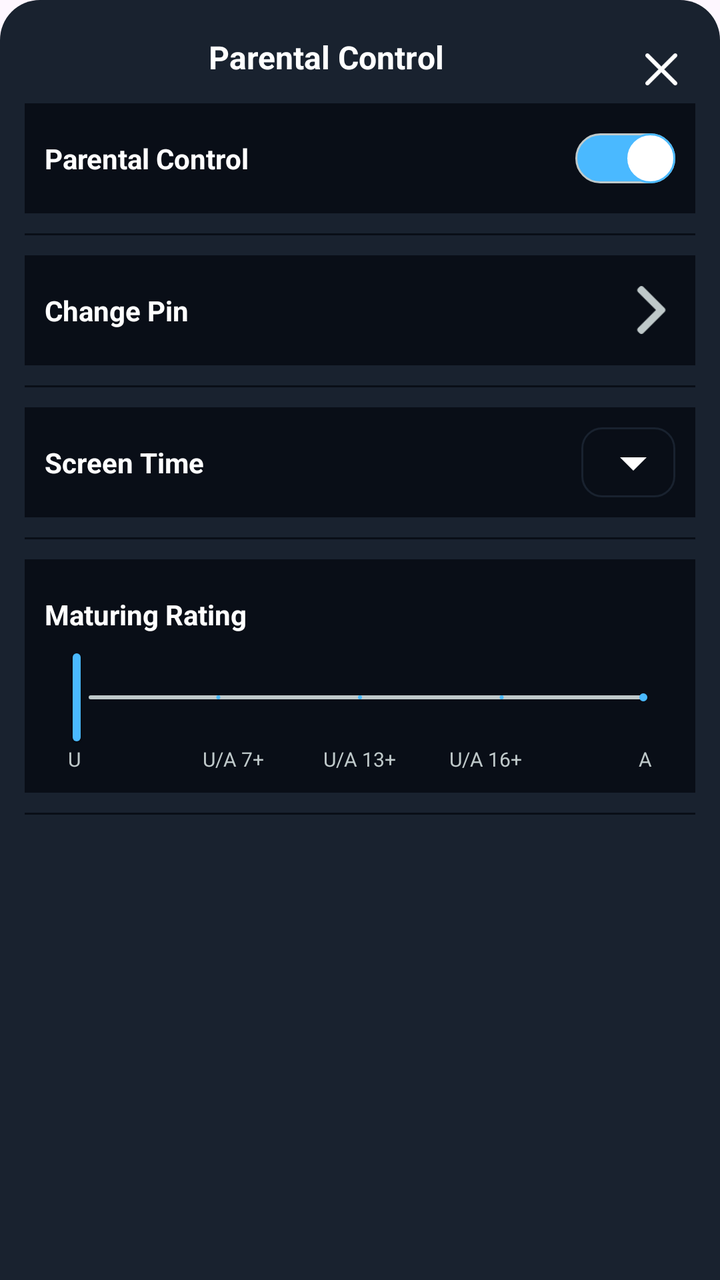
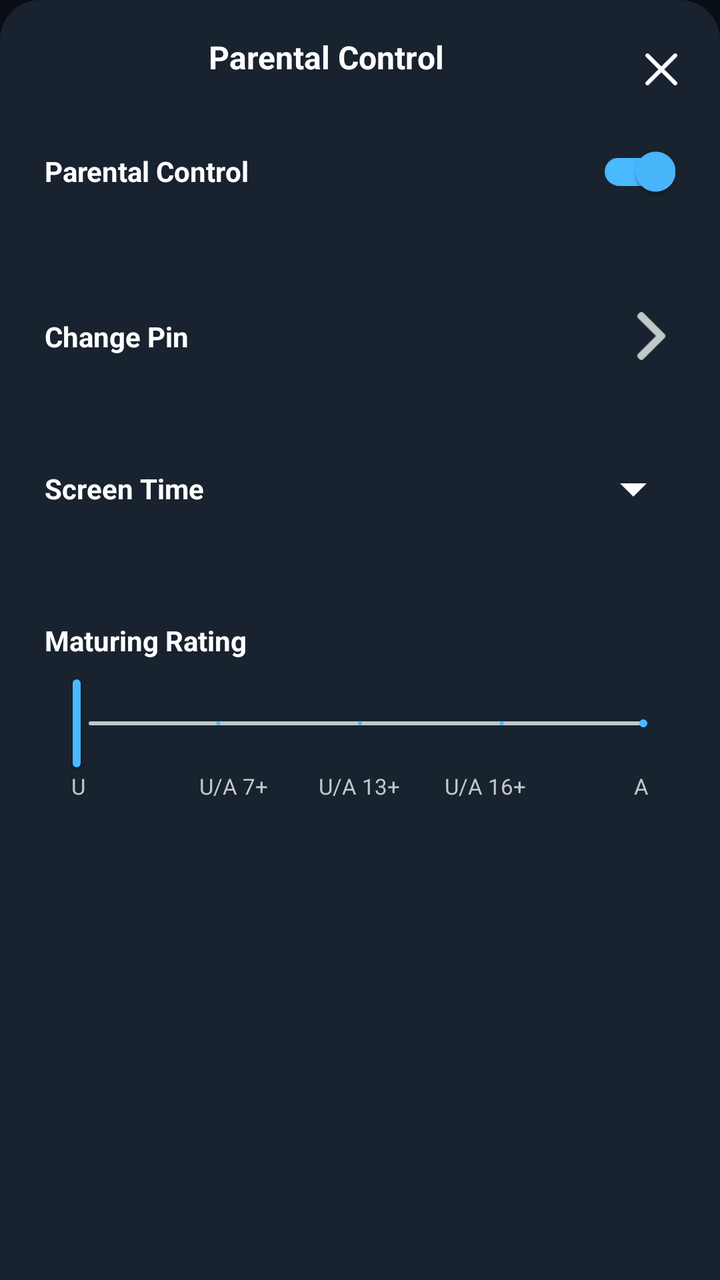

Two renders of the same Android screen: before a commit and after it. Below are the layout's source before the change and the commit's diff.
<!-- AndroidManifest.xml: application theme Theme.StreamingApp -->
<!-- res/layout/fragment_parental_control.xml -->
<?xml version="1.0" encoding="utf-8"?>
<androidx.constraintlayout.widget.ConstraintLayout xmlns:android="http://schemas.android.com/apk/res/android"
    xmlns:app="http://schemas.android.com/apk/res-auto"
    xmlns:tools="http://schemas.android.com/tools"
    android:layout_width="match_parent"
    android:layout_height="wrap_content"
    android:background="@drawable/lgblack_top_curve_bg"
    tools:context=".presentation.view.ParentalControlFragment">

    <androidx.constraintlayout.widget.Guideline
        android:id="@+id/mainglTop"
        android:layout_width="wrap_content"
        android:layout_height="wrap_content"
        android:orientation="horizontal"
        app:layout_constraintGuide_percent="0.02" />

    <androidx.constraintlayout.widget.Guideline
        android:id="@+id/mainglBottom"
        android:layout_width="wrap_content"
        android:layout_height="wrap_content"
        android:orientation="horizontal"
        app:layout_constraintGuide_percent="0.98" />

    <androidx.constraintlayout.widget.Guideline
        android:id="@+id/mainglLeft"
        android:layout_width="wrap_content"
        android:layout_height="wrap_content"
        android:orientation="vertical"
        app:layout_constraintGuide_percent="0.02" />

    <androidx.constraintlayout.widget.Guideline
        android:id="@+id/mainglRight"
        android:layout_width="wrap_content"
        android:layout_height="wrap_content"
        android:orientation="vertical"
        app:layout_constraintGuide_percent="0.98" />




    <TextView
        android:layout_width="0dp"
        android:layout_height="wrap_content"
        android:layout_margin="5dp"
        android:elevation="4dp"
        android:text="Parental Control"
        android:textColor="@color/white"
        android:textAlignment="center"
        android:textSize="16sp"
        android:textStyle="bold"
        app:layout_constraintTop_toBottomOf="@+id/mainglTop"
        app:layout_constraintStart_toEndOf="@+id/mainglLeft"
        app:layout_constraintEnd_toStartOf="@+id/backIv"/>

    <ImageView
        android:id="@+id/backIv"
        android:layout_width="24dp"
        android:layout_height="24dp"
        android:layout_margin="10dp"
        android:padding="4dp"
        android:src="@drawable/closeblack64px"
        android:tint="@color/white"
        app:layout_constraintTop_toBottomOf="@+id/mainglTop"
        app:layout_constraintEnd_toEndOf="@+id/mainglRight"
        tools:ignore="UseAppTint" />



    <ScrollView
        android:layout_width="0dp"
        android:layout_height="wrap_content"
        android:fillViewport="true"
        app:layout_constraintEnd_toEndOf="@id/mainglRight"
        app:layout_constraintStart_toStartOf="@id/mainglLeft"
        app:layout_constraintTop_toBottomOf="@+id/backIv"
        >

        <LinearLayout
            android:layout_width="match_parent"
            android:layout_height="wrap_content"
            android:orientation="vertical">

            
            <RelativeLayout
                android:layout_width="match_parent"
                android:layout_height="wrap_content"
                android:padding="10dp"
                android:layout_margin="5dp"
                android:background="@color/blmain"
                >

                <TextView
                    android:id="@+id/parentalControlTv"
                    android:layout_width="wrap_content"
                    android:layout_height="35dp"
                    android:gravity="start|center"
                    android:text="Parental Control"
                    android:textStyle="bold"
                    android:textSize="14sp"
                    android:textColor="@color/white"
                    android:layout_alignParentStart="true"
                    android:layout_centerVertical="true"/>

                <Switch
                    android:id="@+id/parentalControlSwitch"
                    android:layout_width="wrap_content"
                    android:layout_height="wrap_content"
                    android:layout_alignParentEnd="true"
                    android:layout_centerVertical="true"
                    android:track="@drawable/track"
                    android:thumb="@drawable/thumb"
                    android:checked="true"
                    />
            </RelativeLayout>

            <ProgressBar
                android:layout_width="match_parent"
                android:layout_height="1dp"
                android:layout_margin="5dp"
                android:background="@color/blmain"/>

            
            <RelativeLayout
                android:id="@+id/rlChangePin"
                android:layout_width="match_parent"
                android:layout_height="wrap_content"
                android:padding="10dp"
                android:layout_margin="5dp"
                android:background="@color/blmain"
                >

                <TextView
                    android:id="@+id/textPin"
                    android:layout_width="wrap_content"
                    android:layout_height="35dp"
                    android:gravity="start|center"
                    android:text="Change Pin"
                    android:textStyle="bold"
                    android:textSize="14sp"
                    android:textColor="@color/white"
                    android:layout_alignParentStart="true"
                    android:layout_centerVertical="true"/>

                <ImageView
                    android:layout_width="24dp"
                    android:layout_height="24dp"
                    android:layout_alignParentEnd="true"
                    android:layout_centerVertical="true"
                    android:rotation="180"
                    android:src="@drawable/backgrey64px"
                    />
            </RelativeLayout>

            <ProgressBar
                android:layout_width="match_parent"
                android:layout_height="1dp"
                android:layout_margin="5dp"
                android:background="@color/blmain"/>


            
            <RelativeLayout
                android:layout_width="match_parent"
                android:layout_height="wrap_content"
                android:padding="10dp"
                android:layout_margin="5dp"
                android:background="@color/blmain"
                >

                <TextView
                    android:layout_width="wrap_content"
                    android:layout_height="wrap_content"
                    android:gravity="start|center"
                    android:text="Screen Time"
                    android:textStyle="bold"
                    android:textSize="14sp"
                    android:textColor="@color/white"
                    android:layout_alignParentStart="true"
                    android:layout_centerVertical="true"/>

                <androidx.appcompat.widget.AppCompatSpinner
                    android:id="@+id/screenTimeSpinner"
                    android:layout_width="wrap_content"
                    android:layout_height="35dp"
                    android:layout_alignParentEnd="true"
                    android:layout_centerVertical="true"
                    android:background="@drawable/spinnerstroke_bg"
                    />
            </RelativeLayout>

            <ProgressBar
                android:layout_width="match_parent"
                android:layout_height="1dp"
                android:layout_margin="5dp"
                android:background="@color/blmain"/>

            
            <LinearLayout
                android:layout_width="match_parent"
                android:layout_height="wrap_content"
                android:orientation="vertical"
                android:padding="10dp"
                android:layout_margin="5dp"
                android:background="@color/blmain"
                >

                <TextView
                    android:layout_width="wrap_content"
                    android:layout_height="35dp"
                    android:gravity="start|center"
                    android:text="Maturing Rating"
                    android:textStyle="bold"
                    android:textSize="14sp"
                    android:textColor="@color/white"
                    android:layout_alignParentStart="true"
                    android:layout_centerVertical="true"/>



                    
                    <com.google.android.material.slider.Slider
                        android:id="@+id/maturitySlider"
                        android:layout_width="match_parent"
                        android:layout_height="wrap_content"
                        android:valueFrom="0"
                        android:valueTo="4"
                        android:stepSize="1"
                        app:tickVisible="true"
                        app:tickColor="@color/bluemain"
                        style="@style/CustomMaturitySlider" />

                    
                <LinearLayout
                    android:layout_width="match_parent"
                    android:layout_height="wrap_content"
                    android:orientation="horizontal">

                    <TextView
                        android:layout_width="0dp"
                        android:layout_height="wrap_content"
                        android:layout_weight="1"
                        android:gravity="start"
                        android:text="     U"
                        android:textSize="10sp"
                        android:textColor="@color/iconColor" />

                    <TextView
                        android:layout_width="0dp"
                        android:layout_height="wrap_content"
                        android:layout_weight="1"
                        android:gravity="center"
                        android:text="U/A 7+"
                        android:textSize="10sp"
                        android:textColor="@color/iconColor" />

                    <TextView
                        android:layout_width="0dp"
                        android:layout_height="wrap_content"
                        android:layout_weight="1"
                        android:gravity="center"
                        android:text="U/A 13+"
                        android:textSize="10sp"
                        android:textColor="@color/iconColor" />

                    <TextView
                        android:layout_width="0dp"
                        android:layout_height="wrap_content"
                        android:layout_weight="1"
                        android:gravity="center"
                        android:text="U/A 16+"
                        android:textSize="10sp"
                        android:textColor="@color/iconColor" />

                    <TextView
                        android:layout_width="0dp"
                        android:layout_height="wrap_content"
                        android:layout_weight="1"
                        android:gravity="end"
                        android:text="A     "
                        android:textSize="10sp"
                        android:textColor="@color/iconColor" />
                </LinearLayout>






            </LinearLayout>

            <ProgressBar
                android:layout_width="match_parent"
                android:layout_height="1dp"
                android:layout_margin="5dp"
                android:background="@color/blmain"/>





        </LinearLayout>

    </ScrollView>


</androidx.constraintlayout.widget.ConstraintLayout>
<!-- resources referenced by this layout -->
<resources>
  <color name="blmain">#090E17</color>
  <color name="bluemain">#4AB9FF</color>
  <color name="iconColor">#BFC9CA</color>
  <color name="white">#FFFFFFFF</color>
  <!-- drawable lgblack_top_curve_bg (drawable) -->
  <?xml version="1.0" encoding="utf-8"?>
  <layer-list xmlns:android="http://schemas.android.com/apk/res/android">
      
      <item>
          <shape android:shape="rectangle">
              <solid android:color="@color/lgblackmain" />
              <corners
                  android:topLeftRadius="20dp"
                  android:topRightRadius="20dp" /> 
          </shape>
      </item>
  
  </layer-list>
  <!-- drawable thumb (drawable) -->
  <?xml version="1.0" encoding="utf-8"?>
  <selector xmlns:android="http://schemas.android.com/apk/res/android">
      <item android:state_checked="true">
          <shape android:shape="oval">
              <solid android:color="@color/white"/>
              <stroke android:width="1dp" android:color="@color/bluemain"/>
              <size android:width="25dp" android:height="25dp"/>
          </shape>
      </item>
  
      <item android:state_checked="false">
          <shape android:shape="oval">
              <solid android:color="@color/white"/>
              <stroke android:width="1dp" android:color="@color/iconColor"/>
              <size android:width="25dp" android:height="25dp"/>
          </shape>
      </item>
  
  </selector>
  <!-- drawable track (drawable) -->
  <?xml version="1.0" encoding="utf-8"?>
  <selector xmlns:android="http://schemas.android.com/apk/res/android">
      <item android:state_checked="true">
          <shape android:shape="rectangle">
              <solid android:color="@color/bluemain"/>
              <corners android:radius="50dp"/>
              <stroke android:width="1dp" android:color="@color/iconColor"/>
              <size android:height="20dp"/>
          </shape>
      </item>
  
      <item android:state_checked="false">
          <shape android:shape="rectangle">
              <solid android:color="@color/iconColor"/>
              <corners android:radius="50dp"/>
              <stroke android:width="1dp" android:color="@color/white"/>
              <size android:height="20dp"/>
          </shape>
      </item>
  </selector>
  <style name="CustomMaturitySlider" parent="Widget.MaterialComponents.Slider">
          <item name="trackHeight">2dp</item>
  
          <item name="trackColorActive">@color/bluemain</item>
          <item name="trackColorInactive">@color/iconColor</item>
  
          <item name="tickColorActive">@color/bluemain</item>
          <item name="tickColorInactive">@color/iconColor</item>
  
          
          <item name="thumbColor">@color/bluemain</item>
          <item name="thumbRadius">8dp</item>
  
          
          <item name="haloColor">@color/bluemain</item>
          <item name="haloRadius">12dp</item>
      </style>
  <style name="Theme.StreamingApp" parent="Base.Theme.StreamingApp" />
  <color name="lgblackmain">#19222F</color>
  <!-- drawable arrow_drop_down (drawable) -->
  <?xml version="1.0" encoding="utf-8"?>
  <vector xmlns:android="http://schemas.android.com/apk/res/android"
      android:width="32dp"
      android:height="32dp"
      android:viewportWidth="24.0"
      android:viewportHeight="24.0">
  
      <path
          android:fillColor="@color/white"
          android:pathData="M7 10l5 5 5-5z" />
  
  </vector>
  <style name="Base.Theme.StreamingApp" parent="Theme.Material3.DayNight.NoActionBar">
          
          <item name="android:navigationBarColor">@android:color/transparent</item>
  
          
          <item name="android:windowTranslucentStatus">false</item>
          <item name="android:windowTranslucentNavigation">false</item>
          <item name="android:statusBarColor">@color/bluemain</item>
          <item name="android:windowLightStatusBar">true</item>
          <item name="android:windowContentOverlay">@null</item>
  
          <item name="android:windowIsTranslucent">true</item>
  
      </style>
  <!-- unchanged entries left out for length: 3 -->
</resources>

<!-- the commit's change to res/layout/fragment_parental_control.xml (unified diff, before → after) -->
@@ -59,6 +59,7 @@
         android:layout_margin="10dp"
         android:padding="4dp"
         android:src="@drawable/closeblack64px"
+        android:contentDescription="@string/close"
         android:tint="@color/white"
         app:layout_constraintTop_toBottomOf="@+id/mainglTop"
         app:layout_constraintEnd_toEndOf="@+id/mainglRight"
@@ -86,7 +87,7 @@
                 android:layout_height="wrap_content"
                 android:padding="10dp"
                 android:layout_margin="5dp"
-                android:background="@color/blmain"
+
                 >
 
                 <TextView
@@ -101,14 +102,14 @@
                     android:layout_alignParentStart="true"
                     android:layout_centerVertical="true"/>
 
-                <Switch
+                <androidx.appcompat.widget.SwitchCompat
                     android:id="@+id/parentalControlSwitch"
                     android:layout_width="wrap_content"
                     android:layout_height="wrap_content"
                     android:layout_alignParentEnd="true"
                     android:layout_centerVertical="true"
-                    android:track="@drawable/track"
-                    android:thumb="@drawable/thumb"
+                    app:thumbTint="@color/switch_thumb_color"
+                    app:trackTint="@color/switch_track_color"
                     android:checked="true"
                     />
             </RelativeLayout>
@@ -117,7 +118,7 @@
                 android:layout_width="match_parent"
                 android:layout_height="1dp"
                 android:layout_margin="5dp"
-                android:background="@color/blmain"/>
+            />
 
             
             <RelativeLayout
@@ -126,7 +127,7 @@
                 android:layout_height="wrap_content"
                 android:padding="10dp"
                 android:layout_margin="5dp"
-                android:background="@color/blmain"
+
                 >
 
                 <TextView
@@ -148,6 +149,7 @@
                     android:layout_centerVertical="true"
                     android:rotation="180"
                     android:src="@drawable/backgrey64px"
+                    android:contentDescription="@string/go"
                     />
             </RelativeLayout>
 
@@ -155,7 +157,7 @@
                 android:layout_width="match_parent"
                 android:layout_height="1dp"
                 android:layout_margin="5dp"
-                android:background="@color/blmain"/>
+            />
 
 
             
@@ -164,7 +166,7 @@
                 android:layout_height="wrap_content"
                 android:padding="10dp"
                 android:layout_margin="5dp"
-                android:background="@color/blmain"
+
                 >
 
                 <TextView
@@ -192,7 +194,7 @@
                 android:layout_width="match_parent"
                 android:layout_height="1dp"
                 android:layout_margin="5dp"
-                android:background="@color/blmain"/>
+            />
 
             
             <LinearLayout
@@ -201,7 +203,7 @@
                 android:orientation="vertical"
                 android:padding="10dp"
                 android:layout_margin="5dp"
-                android:background="@color/blmain"
+
                 >
 
                 <TextView
@@ -212,8 +214,7 @@
                     android:textStyle="bold"
                     android:textSize="14sp"
                     android:textColor="@color/white"
-                    android:layout_alignParentStart="true"
-                    android:layout_centerVertical="true"/>
+                   />
 
 
 
@@ -241,8 +242,7 @@
                         android:layout_weight="1"
                         android:gravity="start"
                         android:text="     U"
-                        android:textSize="10sp"
-                        android:textColor="@color/iconColor" />
+                        android:textSize="11sp"                        android:textColor="@color/iconColor" />
 
                     <TextView
                         android:layout_width="0dp"
@@ -250,8 +250,7 @@
                         android:layout_weight="1"
                         android:gravity="center"
                         android:text="U/A 7+"
-                        android:textSize="10sp"
-                        android:textColor="@color/iconColor" />
+                        android:textSize="11sp"                        android:textColor="@color/iconColor" />
 
                     <TextView
                         android:layout_width="0dp"
@@ -259,8 +258,7 @@
                         android:layout_weight="1"
                         android:gravity="center"
                         android:text="U/A 13+"
-                        android:textSize="10sp"
-                        android:textColor="@color/iconColor" />
+                        android:textSize="11sp"                        android:textColor="@color/iconColor" />
 
                     <TextView
                         android:layout_width="0dp"
@@ -268,8 +266,7 @@
                         android:layout_weight="1"
                         android:gravity="center"
                         android:text="U/A 16+"
-                        android:textSize="10sp"
-                        android:textColor="@color/iconColor" />
+                        android:textSize="11sp"                        android:textColor="@color/iconColor" />
 
                     <TextView
                         android:layout_width="0dp"
@@ -277,8 +274,7 @@
                         android:layout_weight="1"
                         android:gravity="end"
                         android:text="A     "
-                        android:textSize="10sp"
-                        android:textColor="@color/iconColor" />
+                        android:textSize="11sp"                        android:textColor="@color/iconColor" />
                 </LinearLayout>
 
 
@@ -292,7 +288,7 @@
                 android:layout_width="match_parent"
                 android:layout_height="1dp"
                 android:layout_margin="5dp"
-                android:background="@color/blmain"/>
+            />
 
 
 
<!-- resource entries referenced after the edit -->
@@ -18,47 +18,8 @@
       </item>
   
   </layer-list>
-  <!-- drawable thumb (drawable) -->
-  <?xml version="1.0" encoding="utf-8"?>
-  <selector xmlns:android="http://schemas.android.com/apk/res/android">
-      <item android:state_checked="true">
-          <shape android:shape="oval">
-              <solid android:color="@color/white"/>
-              <stroke android:width="1dp" android:color="@color/bluemain"/>
-              <size android:width="25dp" android:height="25dp"/>
-          </shape>
-      </item>
-  
-      <item android:state_checked="false">
-          <shape android:shape="oval">
-              <solid android:color="@color/white"/>
-              <stroke android:width="1dp" android:color="@color/iconColor"/>
-              <size android:width="25dp" android:height="25dp"/>
-          </shape>
-      </item>
-  
-  </selector>
-  <!-- drawable track (drawable) -->
-  <?xml version="1.0" encoding="utf-8"?>
-  <selector xmlns:android="http://schemas.android.com/apk/res/android">
-      <item android:state_checked="true">
-          <shape android:shape="rectangle">
-              <solid android:color="@color/bluemain"/>
-              <corners android:radius="50dp"/>
-              <stroke android:width="1dp" android:color="@color/iconColor"/>
-              <size android:height="20dp"/>
-          </shape>
-      </item>
-  
-      <item android:state_checked="false">
-          <shape android:shape="rectangle">
-              <solid android:color="@color/iconColor"/>
-              <corners android:radius="50dp"/>
-              <stroke android:width="1dp" android:color="@color/white"/>
-              <size android:height="20dp"/>
-          </shape>
-      </item>
-  </selector>
+  <string name="close">Close</string>
+  <string name="go">Go</string>
   <style name="CustomMaturitySlider" parent="Widget.MaterialComponents.Slider">
           <item name="trackHeight">2dp</item>
   
@@ -96,6 +57,8 @@
           <item name="android:navigationBarColor">@android:color/transparent</item>
   
           
+          <item name="android:windowBackground">@color/blmain</item>
+  
           <item name="android:windowTranslucentStatus">false</item>
           <item name="android:windowTranslucentNavigation">false</item>
           <item name="android:statusBarColor">@color/bluemain</item>
